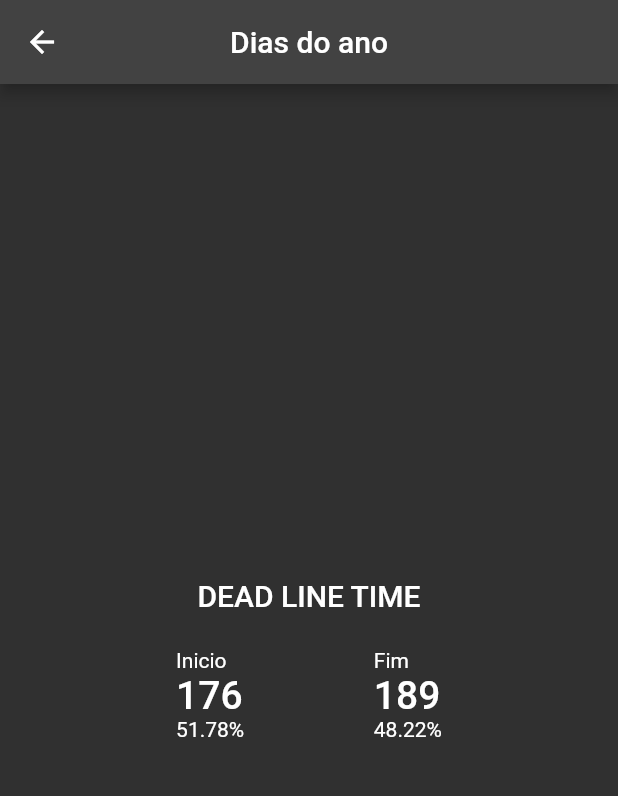
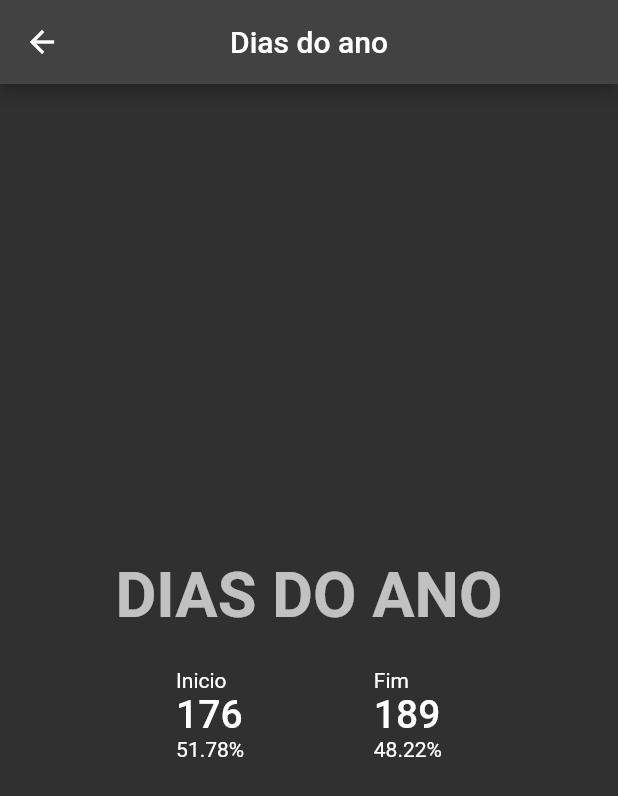
Before and after one commit to leandrorochaadm/deadline-flutter, a Flutter app: the screen it shows after launch, after a tap on "Ano", on a phone screen of 412 x 824 dp. Shown: the top 796 px of the screen. Run offline on Flutter 3.47's test engine with Material 2 defaults, Android fonts, the phone set to English and light mode, and no system bars.

Commit message:
feat(YearPage) format text layout

```diff
--- a/lib/main.dart
+++ b/lib/main.dart
@@ -22,10 +22,10 @@ class MyApp extends StatelessWidget {
         '/life': (context) => LifePage(controller: LifeController()),
       },
       theme: ThemeData(
-          primarySwatch: Colors.blue,
+          primarySwatch: Colors.grey,
           brightness: Brightness.dark,
           textTheme: const TextTheme(
-            headline1: TextStyle(fontSize: 72, fontWeight: FontWeight.bold),
+            headline1: TextStyle(fontSize: 42, fontWeight: FontWeight.bold),
             bodyText1: TextStyle(fontSize: 26),
           )),
       home: const HomePage(),
--- a/lib/ui/pages/home/home_page.dart
+++ b/lib/ui/pages/home/home_page.dart
@@ -10,6 +10,9 @@ class HomePage extends StatelessWidget {
         child: Column(
           mainAxisAlignment: MainAxisAlignment.center,
           children: [
+            Text('CONTADOR DE DIAS',
+                style: Theme.of(context).textTheme.headline1),
+            const SizedBox(height: 16),
             ElevatedButton(
               onPressed: () {
                 Navigator.pushNamed(context, '/year');
--- a/lib/ui/pages/year/year_page.dart
+++ b/lib/ui/pages/year/year_page.dart
@@ -14,8 +14,7 @@ class YearPage extends StatelessWidget {
         child: Column(
           mainAxisSize: MainAxisSize.min,
           children: [
-            Text('DEAD LINE TIME',
-                style: Theme.of(context).textTheme.headline6),
+            Text('DIAS DO ANO', style: Theme.of(context).textTheme.headline1),
             const SizedBox(height: 16),
             const SizedBox(height: 8),
             SizedBox(
```
